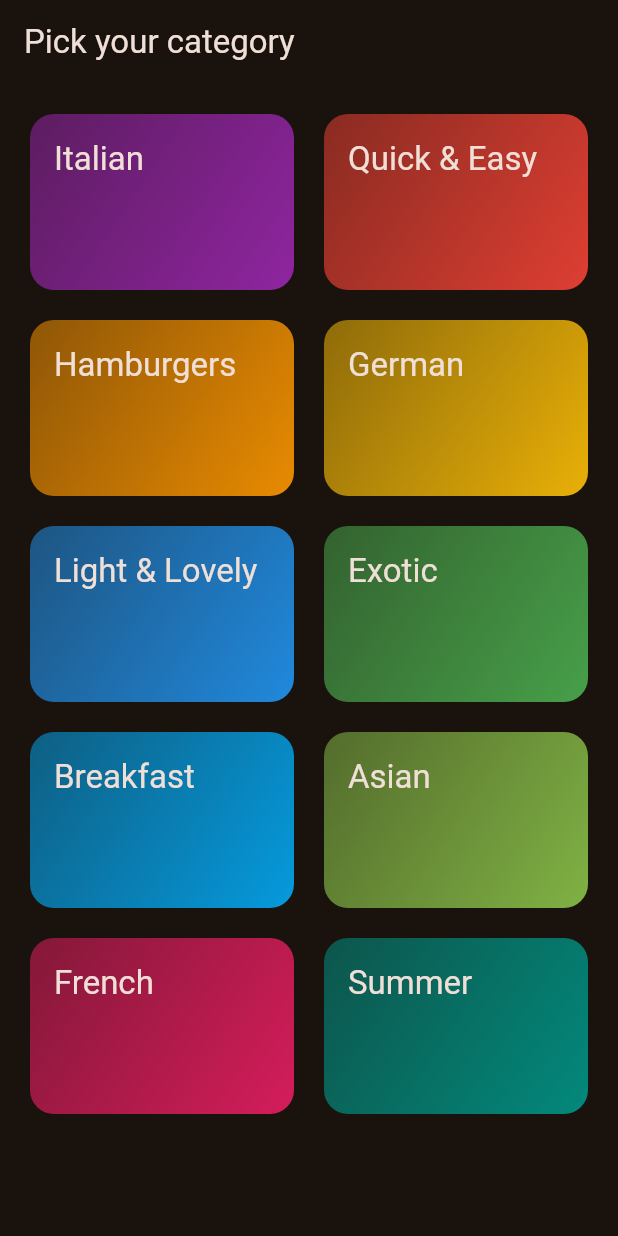
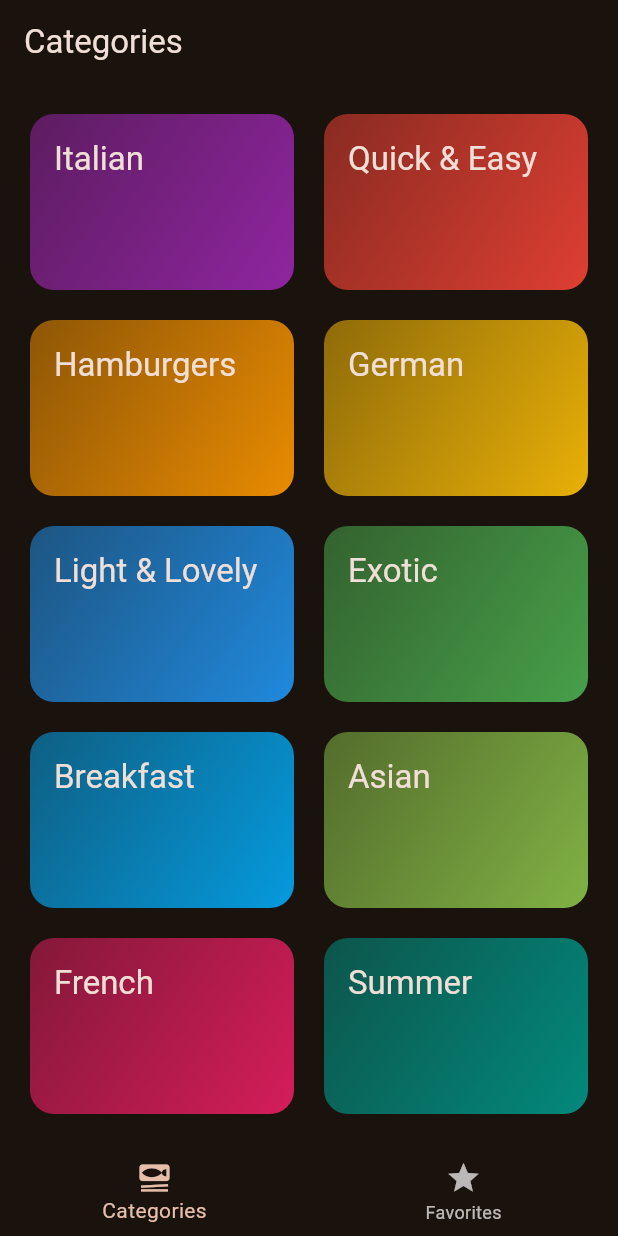
Before and after one commit to fares2718/meals, a Flutter app: the screen it shows after launch, on a phone screen of 412 x 824 dp. Run offline on Flutter 3.47's test engine with Material 3 defaults, Android fonts, the phone set to English and light mode, and no system bars; our stand-ins replace transparent_image.

Commit message:
feat: implement tabs for categories and favorites, add meal details screen

```diff
--- a/lib/Screens/categories.dart
+++ b/lib/Screens/categories.dart
@@ -5,21 +5,21 @@ import 'package:meals/models/meal.dart';
 import 'package:meals/widgets/category_grid_item.dart';
 
 class CategoriesScreen extends StatelessWidget {
-  const CategoriesScreen({super.key});
+  const CategoriesScreen({super.key, required this.onToggleFavorite});
+
+  final void Function(Meal meal) onToggleFavorite;
 
   void _selectCategory(BuildContext context, String title, List<Meal> meals) {
     Navigator.of(context).push(
       MaterialPageRoute<void>(
-        builder: (context) => MealsScreen(title: title, meals: meals),
+        builder: (context) => MealsScreen(title: title, meals: meals,onToggleFavorite: onToggleFavorite,),
       ),
     );
   }
 
   @override
   Widget build(BuildContext context) {
-    return Scaffold(
-      appBar: AppBar(title: const Text('Pick your category')),
-      body: GridView(
+    return GridView(
         padding: const EdgeInsets.all(20),
         gridDelegate: SliverGridDelegateWithFixedCrossAxisCount(
           crossAxisCount: 2,
@@ -43,7 +43,6 @@ class CategoriesScreen extends StatelessWidget {
               ),
             )
             .toList(),
-      ),
-    );
+      );
   }
 }
--- /dev/null
+++ b/lib/Screens/tabs.dart
@@ -0,0 +1,83 @@
+import 'package:flutter/material.dart';
+import 'package:meals/Screens/categories.dart';
+import 'package:meals/Screens/meals.dart';
+import 'package:meals/models/meal.dart';
+
+class TabsScreen extends StatefulWidget {
+  const TabsScreen({super.key});
+
+  @override
+  State<TabsScreen> createState() {
+    return _TabsScreenState();
+  }
+}
+
+class _TabsScreenState extends State<TabsScreen> {
+  int _selectedPageIndex = 0;
+
+  void _selectPage(int index) {
+    setState(() {
+      _selectedPageIndex = index;
+    });
+  }
+
+  final List<Meal> _favoriteMeals = [];
+
+    void _showInfoMessage(String message) {
+    ScaffoldMessenger.of(context).clearSnackBars();
+    ScaffoldMessenger.of(context).showSnackBar(
+      SnackBar(
+        content: Text(message),
+      ),
+    );
+  }
+
+
+  void _toggleMealFavoriteStatus(Meal meal) {
+    final isExisting = _favoriteMeals.contains(meal);
+
+    if (isExisting) {
+      setState(() {
+        _favoriteMeals.remove(meal);
+      });
+      _showInfoMessage('Meal is no longer a favorite.');
+    } else {
+      setState(() {
+        _favoriteMeals.add(meal);
+      });
+      _showInfoMessage('Marked as a favorite!');
+    }
+  }
+
+  @override
+  Widget build(BuildContext context) {
+    Widget activePage = CategoriesScreen(
+      onToggleFavorite: _toggleMealFavoriteStatus,
+    );
+    var activePageTitle = 'Categories';
+
+    if (_selectedPageIndex == 1) {
+      activePage = MealsScreen(
+        meals: _favoriteMeals,
+        onToggleFavorite: _toggleMealFavoriteStatus,
+      );
+      activePageTitle = 'Your Favorites';
+    }
+
+    return Scaffold(
+      appBar: AppBar(title: Text(activePageTitle)),
+      body: activePage,
+      bottomNavigationBar: BottomNavigationBar(
+        onTap: _selectPage,
+        currentIndex: _selectedPageIndex,
+        items: const [
+          BottomNavigationBarItem(
+            icon: Icon(Icons.set_meal),
+            label: 'Categories',
+          ),
+          BottomNavigationBarItem(icon: Icon(Icons.star), label: 'Favorites'),
+        ],
+      ),
+    );
+  }
+}
--- a/lib/main.dart
+++ b/lib/main.dart
@@ -1,7 +1,7 @@
 import 'package:flutter/material.dart';
 
 // import 'package:google_fonts/google_fonts.dart';
-import 'package:meals/Screens/categories.dart';
+import 'package:meals/Screens/tabs.dart';
 
 final theme = ThemeData(
   useMaterial3: true,
@@ -23,7 +23,7 @@ class App extends StatelessWidget {
   Widget build(BuildContext context) {
     return MaterialApp(
       theme: theme,
-      home: const CategoriesScreen(),
+      home: const TabsScreen(),
     );
   }
 }
```
Also changed, not shown: lib/Screens/meal_details.dart (added, +73 -0 lines), lib/Screens/meals.dart (+27 -4 lines), lib/widgets/meal_item.dart (+9 -3 lines).
